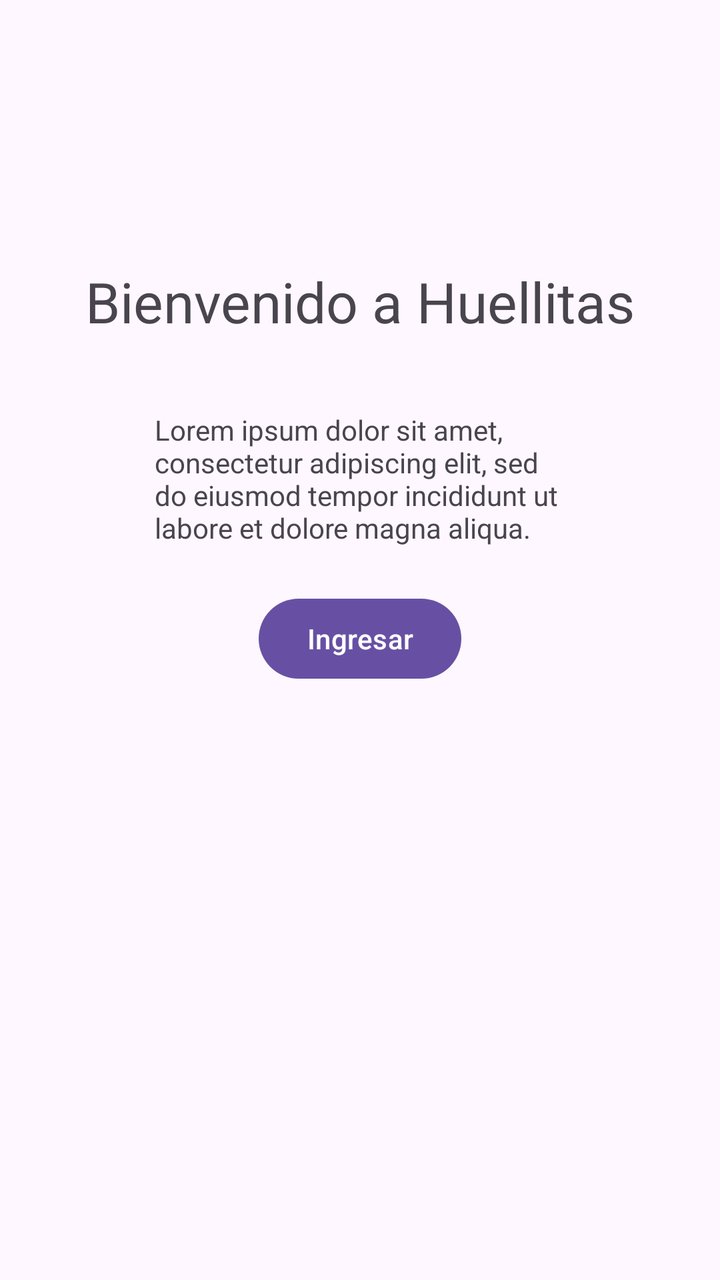
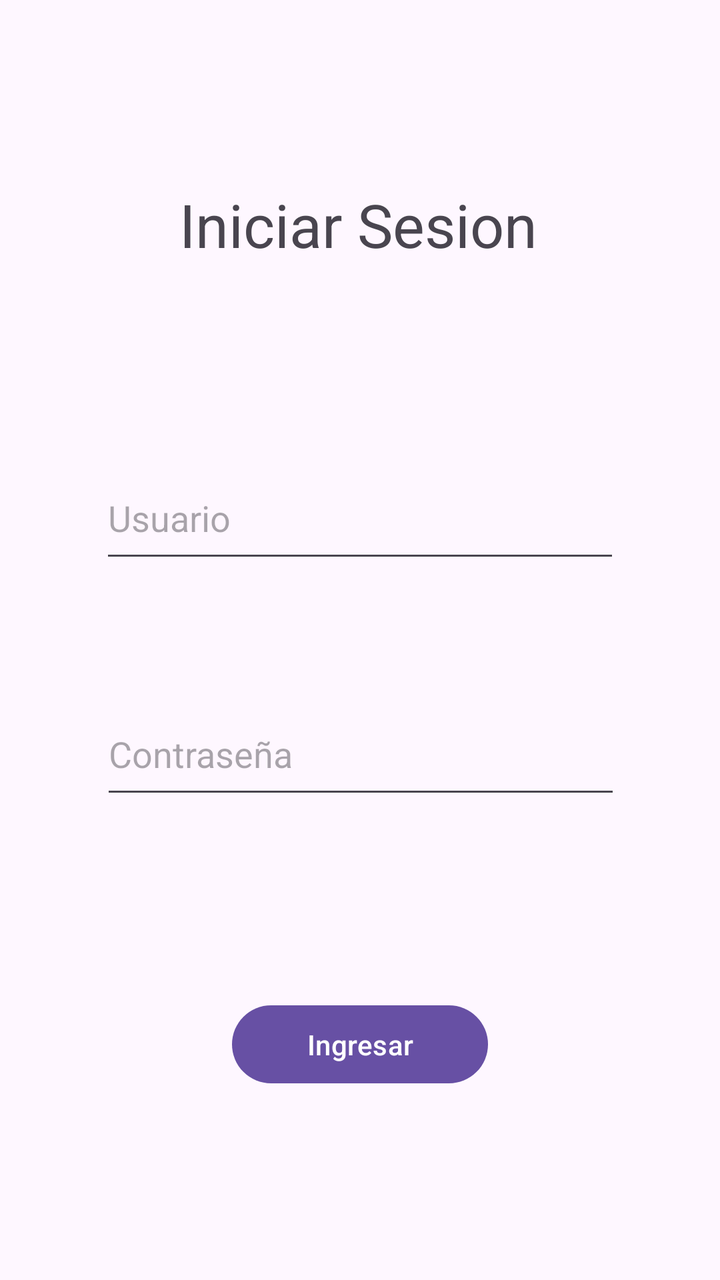

Two renders of the same Android screen: before a commit and after it. Below are the layout's source before the change and the commit's diff.
<!-- AndroidManifest.xml: application theme Theme.AppHuellitas -->
<!-- res/layout/activity_main.xml -->
<?xml version="1.0" encoding="utf-8"?>
<androidx.constraintlayout.widget.ConstraintLayout xmlns:android="http://schemas.android.com/apk/res/android"
    xmlns:app="http://schemas.android.com/apk/res-auto"
    xmlns:tools="http://schemas.android.com/tools"
    android:id="@+id/main"
    android:layout_width="match_parent"
    android:layout_height="match_parent"
    tools:context=".MainActivity">


    <Button
        android:id="@+id/btnIngresar"
        android:layout_width="wrap_content"
        android:layout_height="wrap_content"
        android:text="Ingresar"
        app:layout_constraintBottom_toBottomOf="parent"
        app:layout_constraintEnd_toEndOf="parent"
        app:layout_constraintStart_toStartOf="parent"
        app:layout_constraintTop_toTopOf="parent"
        app:layout_constraintVertical_bias="0.499" />

    <TextView
        android:id="@+id/textView"
        android:layout_width="wrap_content"
        android:layout_height="wrap_content"
        android:layout_marginTop="132dp"
        android:text="Bienvenido a Huellitas"
        android:textSize="28dp"
        app:layout_constraintEnd_toEndOf="parent"
        app:layout_constraintStart_toStartOf="parent"
        app:layout_constraintTop_toTopOf="parent" />

    <TextView
        android:id="@+id/textView2"
        android:layout_width="204dp"
        android:layout_height="98dp"
        android:layout_marginTop="36dp"
        android:text="Lorem ipsum dolor sit amet, consectetur adipiscing elit, sed do eiusmod tempor incididunt ut labore et dolore magna aliqua."
        app:layout_constraintEnd_toEndOf="parent"
        app:layout_constraintHorizontal_bias="0.496"
        app:layout_constraintStart_toStartOf="parent"
        app:layout_constraintTop_toBottomOf="@+id/textView" />

</androidx.constraintlayout.widget.ConstraintLayout>
<!-- resources referenced by this layout -->
<resources>
  <style name="Theme.AppHuellitas" parent="Base.Theme.AppHuellitas" />
  <style name="Base.Theme.AppHuellitas" parent="Theme.Material3.DayNight.NoActionBar">
          
          
      </style>
</resources>

<!-- the commit's change to res/layout/activity_main.xml (unified diff, before → after) -->
@@ -8,37 +8,54 @@
     tools:context=".MainActivity">
 
 
+    <TextView
+        android:id="@+id/textView"
+        android:layout_width="wrap_content"
+        android:layout_height="wrap_content"
+        android:layout_marginTop="92dp"
+        android:text="Iniciar Sesion"
+        android:textSize="30dp"
+        app:layout_constraintEnd_toEndOf="parent"
+        app:layout_constraintHorizontal_bias="0.496"
+        app:layout_constraintStart_toStartOf="parent"
+        app:layout_constraintTop_toTopOf="parent" />
+
+    <EditText
+        android:id="@+id/edUsuario"
+        android:layout_width="260dp"
+        android:layout_height="58dp"
+        android:layout_marginTop="96dp"
+        android:ems="10"
+        android:inputType="text"
+        android:hint="Usuario"
+        app:layout_constraintEnd_toEndOf="parent"
+        app:layout_constraintStart_toStartOf="parent"
+        app:layout_constraintTop_toBottomOf="@+id/textView" />
+
+    <EditText
+        android:id="@+id/edContraseña"
+        android:layout_width="260dp"
+        android:layout_height="58dp"
+        android:layout_marginTop="60dp"
+        android:ems="10"
+        android:inputType="textPassword"
+        android:hint="Contraseña"
+        app:layout_constraintEnd_toEndOf="parent"
+        app:layout_constraintHorizontal_bias="0.503"
+        app:layout_constraintStart_toStartOf="parent"
+        app:layout_constraintTop_toBottomOf="@+id/edUsuario" />
+
     <Button
         android:id="@+id/btnIngresar"
-        android:layout_width="wrap_content"
-        android:layout_height="wrap_content"
+        android:layout_width="128dp"
+        android:layout_height="47dp"
         android:text="Ingresar"
         app:layout_constraintBottom_toBottomOf="parent"
         app:layout_constraintEnd_toEndOf="parent"
         app:layout_constraintStart_toStartOf="parent"
-        app:layout_constraintTop_toTopOf="parent"
-        app:layout_constraintVertical_bias="0.499" />
+        app:layout_constraintTop_toBottomOf="@+id/edContraseña" />
 
-    <TextView
-        android:id="@+id/textView"
-        android:layout_width="wrap_content"
-        android:layout_height="wrap_content"
-        android:layout_marginTop="132dp"
-        android:text="Bienvenido a Huellitas"
-        android:textSize="28dp"
-        app:layout_constraintEnd_toEndOf="parent"
-        app:layout_constraintStart_toStartOf="parent"
-        app:layout_constraintTop_toTopOf="parent" />
-
-    <TextView
-        android:id="@+id/textView2"
-        android:layout_width="204dp"
-        android:layout_height="98dp"
-        android:layout_marginTop="36dp"
-        android:text="Lorem ipsum dolor sit amet, consectetur adipiscing elit, sed do eiusmod tempor incididunt ut labore et dolore magna aliqua."
-        app:layout_constraintEnd_toEndOf="parent"
-        app:layout_constraintHorizontal_bias="0.496"
-        app:layout_constraintStart_toStartOf="parent"
-        app:layout_constraintTop_toBottomOf="@+id/textView" />
+    <androidx.constraintlayout.widget.Guideline android:layout_width="wrap_content"
+        android:layout_height="wrap_content" />
 
 </androidx.constraintlayout.widget.ConstraintLayout>
